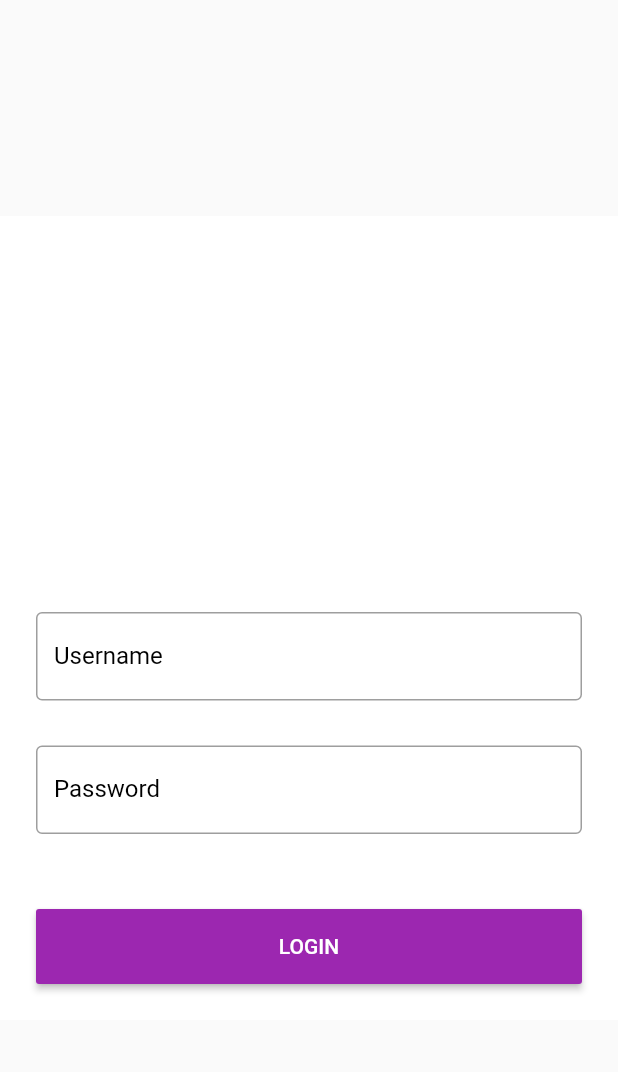
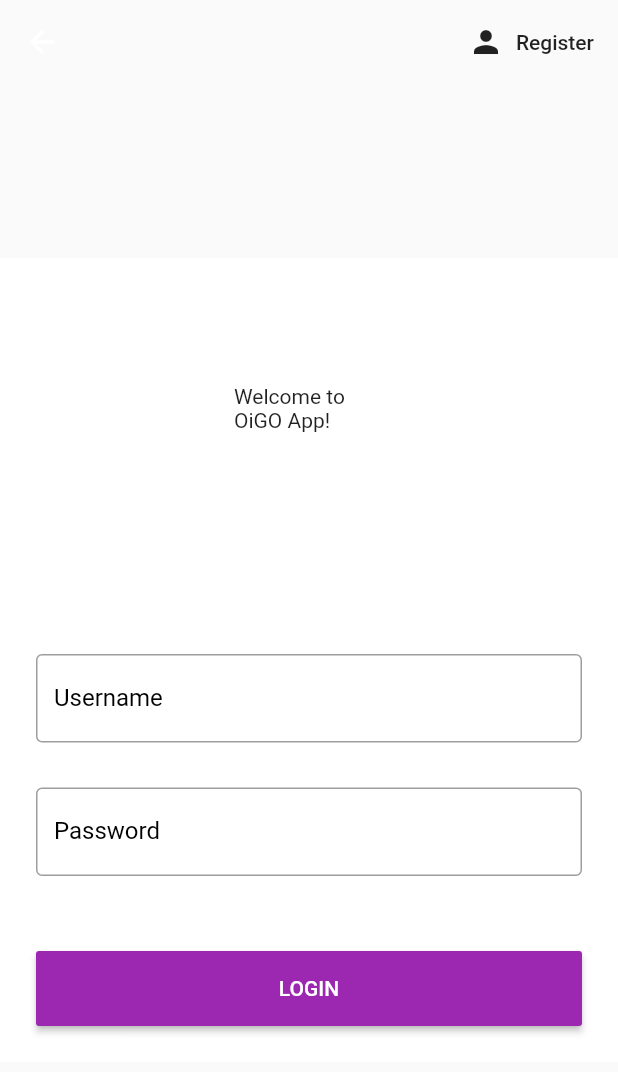
Before and after one commit to b34st80y/oigo_app, a Flutter app: the LoginPage screen opened directly, after a tap on "LOGIN", on a phone screen of 412 x 824 dp. Shown: the top 1072 px of the screen. Run offline on Flutter 3.47's test engine with Material 2 defaults, Android fonts, the phone set to English and light mode, and no system bars; our stand-ins replace firebase_auth; accounts and stored records are empty; network calls fail.

Commit message:
full login/register page navigation with anonymous signOn implementation (form fields do nothing)

```diff
--- a/lib/pages/authenticate/login.dart
+++ b/lib/pages/authenticate/login.dart
@@ -1,13 +1,32 @@
 import 'package:flutter/material.dart';
+import 'package:oigo_app/services/auth.dart';
 
 class LoginPage extends StatelessWidget {
+  final Function toggleView;
+
+  LoginPage({this.toggleView});
 
   final TextEditingController emailEditingController = TextEditingController();
-  final TextEditingController passwordEditingController = TextEditingController();
+  final TextEditingController passwordEditingController =
+      TextEditingController();
+
+  final AuthService _auth = AuthService();
 
   @override
   Widget build(BuildContext context) {
     return Scaffold(
+      appBar: AppBar(
+        elevation: 0,
+        backgroundColor: Colors.transparent,
+        actions: <Widget>[
+          FlatButton.icon(
+              icon: Icon(Icons.person),
+              label: Text('Register'),
+              onPressed: () {
+                toggleView();
+              }),
+        ],
+      ),
       //resizeToAvoidBottomInset: false,
       body: Center(
         child: SingleChildScrollView(
@@ -22,10 +41,11 @@
                   ),
                   Center(
                     child: SizedBox(
-                      width: 100,
-                      height: 100,
-                      //child: Image.asset('assets/images/logo.png'),
-                    ),
+                        width: 100,
+                        height: 100,
+                        child: Text(
+                            'Welcome to OiGO App!') // Image.asset('assets/images/logo.png'),
+                        ),
                   ),
                   SizedBox(
                     height: 80,
@@ -79,7 +99,15 @@
                     //color: Colors.green,
                     minWidth: double.infinity,
                     child: MaterialButton(
-                      onPressed: () => {},
+                      onPressed: () async {
+                        dynamic result = await _auth.signInAnon();
+                        if (result == null)
+                          print('error signing in');
+                        else {
+                          print('signed in');
+                          print(result.uid);
+                        }
+                      },
                       textColor: Colors.white,
                       color: Colors.purple,
                       height: 50,
--- /dev/null
+++ b/lib/services/auth.dart
@@ -0,0 +1,31 @@
+import 'package:firebase_auth/firebase_auth.dart';
+
+class AuthService {
+  final FirebaseAuth _auth = FirebaseAuth.instance;
+
+  // Auth change user stream
+  Stream<FirebaseUser> get authStream {
+    return _auth.onAuthStateChanged;
+  }
+
+  // Sign In Anonymously
+  Future signInAnon() async {
+    try {
+      AuthResult result = await _auth.signInAnonymously();
+      FirebaseUser user = result.user;
+      return user;
+    } catch (e) {
+      print(e.toString());
+      return null;
+    }
+  }
+
+  Future signOut() async {
+    try {
+      return await _auth.signOut();
+    } catch (e) {
+      print(e.toString());
+      return null;
+    }
+  }
+}
--- a/pubspec.yaml
+++ b/pubspec.yaml
@@ -25,6 +25,7 @@
   cupertino_icons: ^0.1.2
   firebase_auth: ^0.15.4
   cloud_firestore: ^0.13.3
+  provider: ^4.0.4
 
 dev_dependencies:
   flutter_test:
```
Also changed, not shown: lib/main.dart (+9 -4 lines), lib/pages/authenticate/authenticate.dart (+11 -3 lines), lib/pages/authenticate/register.dart (+20 -5 lines), lib/pages/home/home.dart (+16 -5 lines), lib/wrapper.dart (+10 -2 lines), pubspec.lock.
